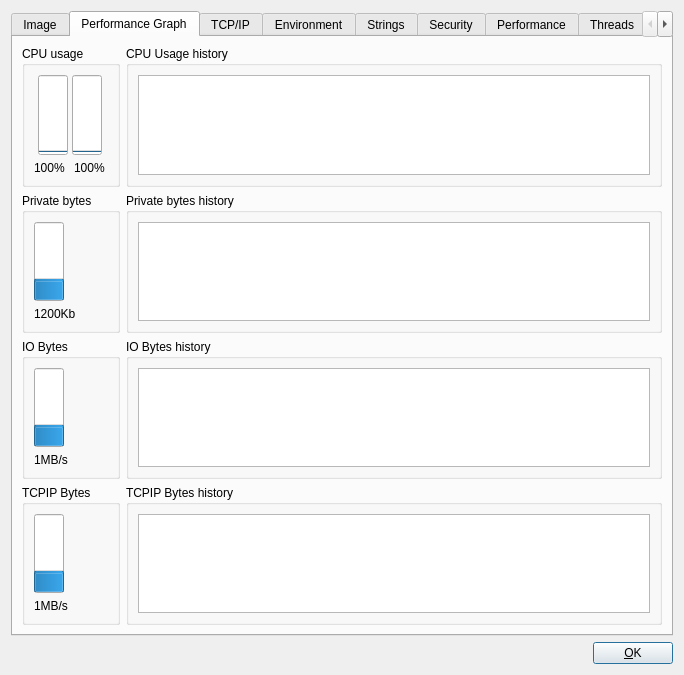
wolfc01/procexp, file ui/processdetails.ui: the form before one commit.
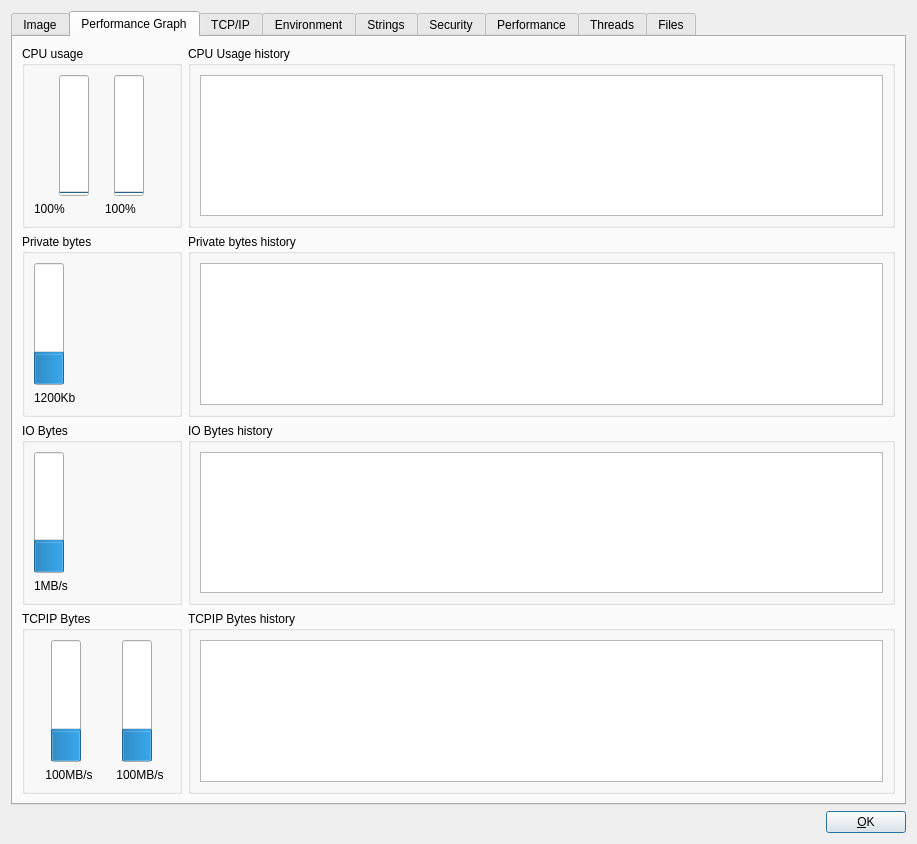
The form after the commit. Custom widgets are drawn as their Qt base class.

Commit message: updated UDP handling

```diff
--- a/ui/processdetails.ui
+++ b/ui/processdetails.ui
@@ -6,8 +6,8 @@
    <rect>
     <x>0</x>
     <y>0</y>
-    <width>684</width>
-    <height>675</height>
+    <width>917</width>
+    <height>844</height>
    </rect>
   </property>
   <property name="baseSize">
@@ -457,6 +457,12 @@
        </item>
        <item row="1" column="0">
         <widget class="QGroupBox" name="groupBox_4">
+         <property name="maximumSize">
+          <size>
+           <width>160</width>
+           <height>16777215</height>
+          </size>
+         </property>
          <property name="title">
           <string>Private bytes</string>
          </property>
@@ -551,12 +557,104 @@
        </item>
        <item row="3" column="0">
         <widget class="QGroupBox" name="groupBox_6">
+         <property name="maximumSize">
+          <size>
+           <width>160</width>
+           <height>16777215</height>
+          </size>
+         </property>
          <property name="title">
           <string>TCPIP Bytes</string>
          </property>
+         <layout class="QHBoxLayout" name="horizontalLayout_19" stretch="0,0,100">
+          <item>
+           <layout class="QVBoxLayout" name="verticalLayout_14">
+            <item>
+             <layout class="QHBoxLayout" name="horizontalLayout_18">
+              <item>
+               <spacer name="horizontalSpacer_4">
+                <property name="orientation">
+                 <enum>Qt::Horizontal</enum>
+                </property>
+                <property name="sizeHint" stdset="0">
+                 <size>
+                  <width>40</width>
+                  <height>20</height>
+                 </size>
+                </property>
+               </spacer>
+              </item>
+              <item>
+               <widget class="QProgressBar" name="actualTcpipRec">
+                <property name="minimumSize">
+                 <size>
+                  <width>30</width>
+                  <height>0</height>
+                 </size>
+                </property>
+                <property name="value">
+                 <number>24</number>
+                </property>
+                <property name="textVisible">
+                 <bool>false</bool>
+                </property>
+                <property name="orientation">
+                 <enum>Qt::Vertical</enum>
+                </property>
+               </widget>
+              </item>
+              <item>
+               <spacer name="horizontalSpacer_5">
+                <property name="orientation">
+                 <enum>Qt::Horizontal</enum>
+                </property>
+                <property name="sizeHint" stdset="0">
+                 <size>
+                  <width>40</width>
+                  <height>20</height>
+                 </size>
+                </property>
+               </spacer>
+              </item>
+             </layout>
+            </item>
+            <item>
+             <widget class="QLabel" name="labelActualTcpipRec">
+              <property name="minimumSize">
+               <size>
+                <width>70</width>
+                <height>0</height>
+               </size>
+              </property>
+              <property name="text">
+               <string>100MB/s</string>
+              </property>
+              <property name="alignment">
+               <set>Qt::AlignCenter</set>
+              </property>
+             </widget>
+            </item>
+           </layout>
+          </item>
+          <item>
          <layout class="QVBoxLayout" name="verticalLayout_5">
           <item>
-           <widget class="QProgressBar" name="actualTcpip">
+             <layout class="QHBoxLayout" name="horizontalLayout_17">
+              <item>
+               <spacer name="horizontalSpacer_3">
+                <property name="orientation">
+                 <enum>Qt::Horizontal</enum>
+                </property>
+                <property name="sizeHint" stdset="0">
+                 <size>
+                  <width>40</width>
+                  <height>20</height>
+                 </size>
+                </property>
+               </spacer>
+              </item>
+              <item>
+               <widget class="QProgressBar" name="actualTcpipSend">
             <property name="minimumSize">
              <size>
               <width>30</width>
@@ -575,11 +673,50 @@
            </widget>
           </item>
           <item>
-           <widget class="QLabel" name="labelActualTcpip">
+               <spacer name="horizontalSpacer_2">
+                <property name="orientation">
+                 <enum>Qt::Horizontal</enum>
+                </property>
+                <property name="sizeHint" stdset="0">
+                 <size>
+                  <width>40</width>
+                  <height>20</height>
+                 </size>
+                </property>
+               </spacer>
+              </item>
+             </layout>
+            </item>
+            <item>
+             <widget class="QLabel" name="labelActualTcpipSend">
+              <property name="minimumSize">
+               <size>
+                <width>70</width>
+                <height>0</height>
+               </size>
+              </property>
             <property name="text">
-             <string>1MB/s</string>
-            </property>
-           </widget>
+               <string>100MB/s</string>
+              </property>
+              <property name="alignment">
+               <set>Qt::AlignCenter</set>
+              </property>
+             </widget>
+            </item>
+           </layout>
+          </item>
+          <item>
+           <spacer name="horizontalSpacer_6">
+            <property name="orientation">
+             <enum>Qt::Horizontal</enum>
+            </property>
+            <property name="sizeHint" stdset="0">
+             <size>
+              <width>40</width>
+              <height>20</height>
+             </size>
+            </property>
+           </spacer>
           </item>
          </layout>
         </widget>
```
Lines whose indentation alone changed are shown as unchanged. The commit also changes 1 other file.
